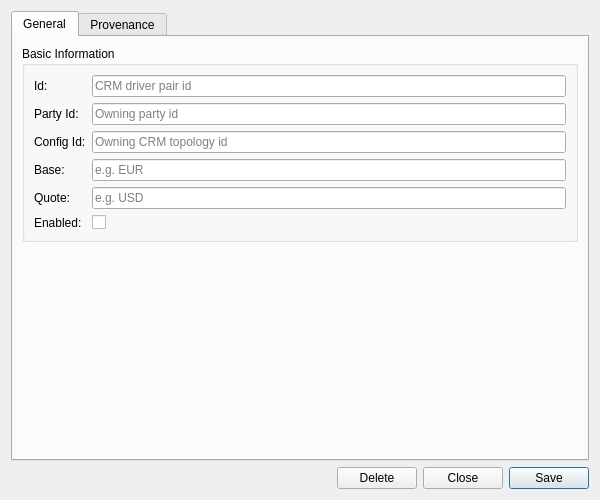
OreStudio/OreStudio, file projects/ores.qt/refdata/ui/CrmDriverPairDetailDialog.ui: the form before one commit.
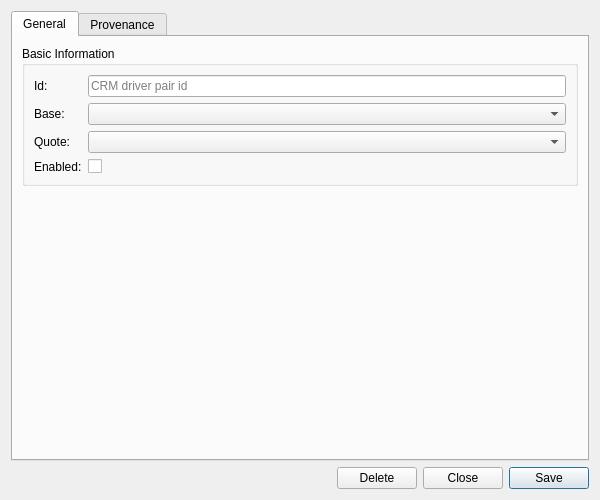
The form after the commit. Custom widgets are drawn as their Qt base class.

Commit message: [qt] Hide party_id, flag currency codes, keep config_id list-only on CRM entities

```diff
--- a/projects/ores.qt/refdata/ui/CrmDriverPairDetailDialog.ui
+++ b/projects/ores.qt/refdata/ui/CrmDriverPairDetailDialog.ui
@@ -56,69 +56,41 @@
            </widget>
           </item>
           <item row="1" column="0">
-           <widget class="QLabel" name="labelPartyId">
-            <property name="text">
-             <string>Party Id:</string>
-            </property>
-           </widget>
-          </item>
-          <item row="1" column="1">
-           <widget class="QLineEdit" name="partyIdEdit">
-            <property name="placeholderText">
-             <string>Owning party id</string>
-            </property>
-           </widget>
-          </item>
-          <item row="2" column="0">
-           <widget class="QLabel" name="labelConfigId">
-            <property name="text">
-             <string>Config Id:</string>
-            </property>
-           </widget>
-          </item>
-          <item row="2" column="1">
-           <widget class="QLineEdit" name="configIdEdit">
-            <property name="placeholderText">
-             <string>Owning CRM topology id</string>
-            </property>
-           </widget>
-          </item>
-          <item row="3" column="0">
            <widget class="QLabel" name="labelBaseCurrencyCode">
             <property name="text">
              <string>Base:</string>
             </property>
            </widget>
           </item>
-          <item row="3" column="1">
-           <widget class="QLineEdit" name="baseCcyEdit">
-            <property name="placeholderText">
-             <string>e.g. EUR</string>
+          <item row="1" column="1">
+           <widget class="ores::qt::OreCurrencyComboBox" name="baseCcyCombo">
+            <property name="insertPolicy">
+             <enum>QComboBox::NoInsert</enum>
             </property>
            </widget>
           </item>
-          <item row="4" column="0">
+          <item row="2" column="0">
            <widget class="QLabel" name="labelQuoteCurrencyCode">
             <property name="text">
              <string>Quote:</string>
             </property>
            </widget>
           </item>
-          <item row="4" column="1">
-           <widget class="QLineEdit" name="quoteCcyEdit">
-            <property name="placeholderText">
-             <string>e.g. USD</string>
+          <item row="2" column="1">
+           <widget class="ores::qt::OreCurrencyComboBox" name="quoteCcyCombo">
+            <property name="insertPolicy">
+             <enum>QComboBox::NoInsert</enum>
             </property>
            </widget>
           </item>
-          <item row="5" column="0">
+          <item row="3" column="0">
            <widget class="QLabel" name="labelEnabled">
             <property name="text">
              <string>Enabled:</string>
             </property>
            </widget>
           </item>
-          <item row="5" column="1">
+          <item row="3" column="1">
            <widget class="QCheckBox" name="enabledCheckBox">
             <property name="text">
              <string/>
@@ -202,6 +174,11 @@
    <extends>QWidget</extends>
    <header>ores.qt/ProvenanceWidget.hpp</header>
   </customwidget>
+  <customwidget>
+   <class>ores::qt::OreCurrencyComboBox</class>
+   <extends>QComboBox</extends>
+   <header>ores.qt/OreCurrencyComboBox.hpp</header>
+  </customwidget>
  </customwidgets>
  <resources/>
  <connections/>
```
The commit also changes 36 other files.
